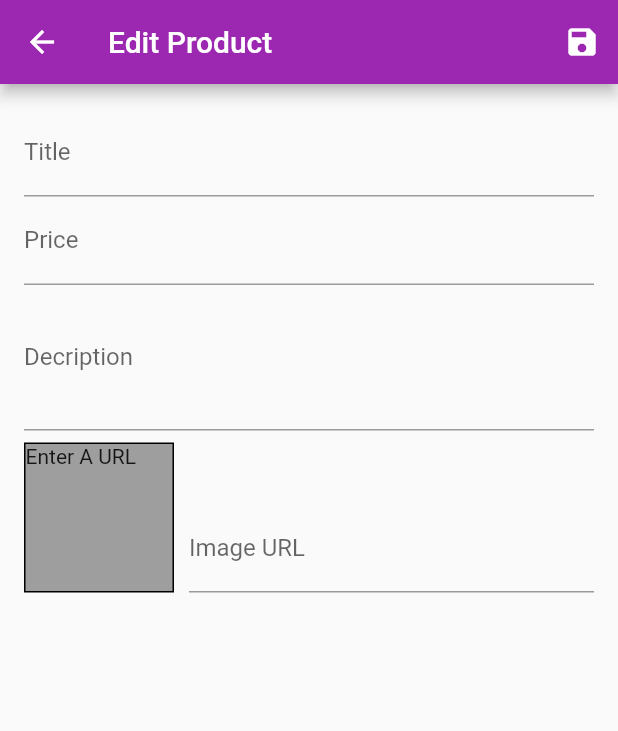
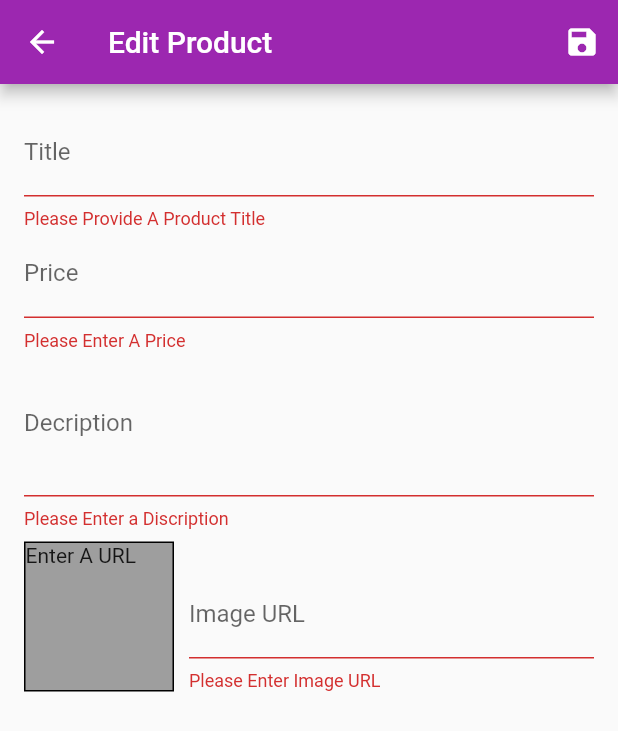
Before and after one commit to leperrine/flutter-ecom-app, a Flutter app: the EditProductScreen screen opened by its route, after a tap on the "save" icon, on a phone screen of 412 x 824 dp. Shown: the top 731 px of the screen. Run offline on Flutter 3.47's test engine with Material 2 defaults, Android fonts, the phone set to English and light mode, and no system bars; network calls fail.

Commit message:
added error catching and firebase connection

```diff
--- a/lib/providers/products.dart
+++ b/lib/providers/products.dart
@@ -1,4 +1,6 @@
+import 'dart:convert';
 import 'package:flutter/foundation.dart';
+import 'package:http/http.dart' as http;
 import './product.dart';
 
 class Products with ChangeNotifier {
@@ -36,12 +38,8 @@ class Products with ChangeNotifier {
           'https://upload.wikimedia.org/wikipedia/commons/thumb/1/14/Cast-Iron-Pan.jpg/1024px-Cast-Iron-Pan.jpg',
     ),
   ];
-  //var _showFavoritesOnly = false;
 
   List<Product> get items {
-    // if (_showFavoritesOnly) {
-    //   return _items.where((prodItem) => prodItem.isFavorite).toList();
-    // }
     return [..._items];
   }
 
@@ -53,18 +51,46 @@ class Products with ChangeNotifier {
     return _items.firstWhere((prod) => prod.id == id);
   }
 
-  // void showFavoritesOnly() {
-  //   _showFavoritesOnly = true;
-  //   notifyListeners();
-  // }
+  Future<void> addProduct(Product product) async {
+    const url = 'https://flutter-ecom-app-lyman.firebaseio.com/products.json';
+    try {
+      final response = await http.post(
+        url,
+        body: json.encode({
+          'title': product.title,
+          'description': product.description,
+          'imageUrl': product.imageUrl,
+          'price': product.price,
+          'isFavorite': product.isFavorite,
+        }),
+      );
+      final newProduct = Product(
+        title: product.title,
+        price: product.price,
+        description: product.description,
+        imageUrl: product.imageUrl,
+        id: json.decode(response.body)['name'],
+      );
+      _items.add(newProduct);
+      notifyListeners();
+    } catch (error) {
+      print(error);
+      throw error;
+    }
+  }
 
-  // void showAll() {
-  //   _showFavoritesOnly = false;
-  //   notifyListeners();
-  // }
+  void updateProduct(String id, Product newProduct) {
+    final prodIndex = _items.indexWhere((prod) => prod.id == id);
+    if (prodIndex >= 0) {
+      _items[prodIndex] = newProduct;
+      notifyListeners();
+    } else {
+      print('....');
+    }
+  }
 
-  void addProduct() {
-    // _items.add(value);
+  void deleteProduct(String id) {
+    _items.removeWhere((prod) => prod.id == id);
     notifyListeners();
   }
 }
--- a/lib/screens/edit_product_screen.dart
+++ b/lib/screens/edit_product_screen.dart
@@ -1,4 +1,7 @@
 import 'package:flutter/material.dart';
+import 'package:provider/provider.dart';
+
+import '../providers/products.dart';
 import '../providers/product.dart';
 
 class EditProductScreen extends StatefulWidget {
@@ -20,11 +23,41 @@ class _EditProductScreenState extends State<EditProductScreen> {
     description: '',
     imageUrl: '',
   );
+  var _initValues = {
+    'title': '',
+    'description': '',
+    'price': '',
+    'imageUrl': '',
+  };
+
+  var _isInit = true;
+  var _isLoading = false;
 
   @override
   void initState() {
     _imageUrlFocusNode.addListener(_updateImageUrl);
+
     super.initState();
+  }
+
+  @override
+  void didChangeDependencies() {
+    if (_isInit) {
+      final productId = ModalRoute.of(context).settings.arguments as String;
+      if (productId != null) {
+        _editedProduct =
+            Provider.of<Products>(context, listen: false).findById(productId);
+        _initValues = {
+          'title': _editedProduct.title,
+          'description': _editedProduct.description,
+          'price': _editedProduct.price.toString(),
+          'imageUrl': '',
+        };
+        _imageUrlController.text = _editedProduct.imageUrl;
+      }
+    }
+    _isInit = false;
+    super.didChangeDependencies();
   }
 
   @override
@@ -43,8 +76,50 @@ class _EditProductScreenState extends State<EditProductScreen> {
     }
   }
 
-  void _saveForm() {
+  Future<void> _saveForm() async {
+    final isValid = _form.currentState.validate();
+    if (!isValid) {
+      return;
+    }
     _form.currentState.save();
+    setState(() {
+      _isLoading = true;
+    });
+
+    if (_editedProduct.id != null) {
+      Provider.of<Products>(context, listen: false)
+          .updateProduct(_editedProduct.id, _editedProduct);
+      setState(() {
+        _isLoading = false;
+      });
+      Navigator.of(context).pop();
+    } else {
+      try {
+        await Provider.of<Products>(context, listen: false)
+            .addProduct(_editedProduct);
+      } catch (error) {
+        await showDialog(
+          context: context,
+          builder: (context) => AlertDialog(
+            title: Text('An Error Occured'),
+            content: Text('Something went wrong.'),
+            actions: <Widget>[
+              FlatButton(
+                child: Text('Okay'),
+                onPressed: () {
+                  Navigator.of(context).pop();
+                },
+              )
+            ],
+          ),
+        );
+      } finally {
+        setState(() {
+          _isLoading = false;
+        });
+        Navigator.of(context).pop();
+      }
+    }
   }
 
   @override
@@ -61,17 +136,28 @@ class _EditProductScreenState extends State<EditProductScreen> {
           ),
         ],
       ),
-      body: Padding(
+      body: _isLoading
+          ? Center(
+              child: CircularProgressIndicator(),
+            )
+          : Padding(
               padding: const EdgeInsets.all(16.0),
               child: Form(
                 key: _form,
                 child: ListView(
                   children: <Widget>[
                     TextFormField(
+                      initialValue: _initValues['title'],
                       decoration: InputDecoration(labelText: 'Title'),
                       textInputAction: TextInputAction.next,
                       onFieldSubmitted: (_) {
                         FocusScope.of(context).requestFocus(_priceFocusNode);
+                      },
+                      validator: (value) {
+                        if (value.isEmpty) {
+                          return 'Please Provide A Product Title';
+                        }
+                        return null;
                       },
                       onSaved: (value) {
                         _editedProduct = Product(
@@ -79,11 +165,13 @@ class _EditProductScreenState extends State<EditProductScreen> {
                           price: _editedProduct.price,
                           description: _editedProduct.description,
                           imageUrl: _editedProduct.imageUrl,
-                    id: null,
+                          id: _editedProduct.id,
+                          isFavorite: _editedProduct.isFavorite,
                         );
                       },
                     ),
                     TextFormField(
+                      initialValue: _initValues['price'],
                       decoration: InputDecoration(labelText: 'Price'),
                       textInputAction: TextInputAction.next,
                       keyboardType: TextInputType.number,
@@ -91,28 +179,52 @@ class _EditProductScreenState extends State<EditProductScreen> {
                       onFieldSubmitted: (_) {
                         FocusScope.of(context).requestFocus(_descFocusNode);
                       },
+                      validator: (value) {
+                        if (value.isEmpty) {
+                          return 'Please Enter A Price ';
+                        }
+                        if (double.tryParse(value) == null) {
+                          return 'Please Enter A Valid Number';
+                        }
+                        if (double.parse(value) <= 0) {
+                          return 'Please Enter Greater Than 0';
+                        }
+                        return null;
+                      },
                       onSaved: (value) {
                         _editedProduct = Product(
                           title: _editedProduct.title,
                           price: double.parse(value),
                           description: _editedProduct.description,
                           imageUrl: _editedProduct.imageUrl,
-                    id: null,
+                          id: _editedProduct.id,
+                          isFavorite: _editedProduct.isFavorite,
                         );
                       },
                     ),
                     TextFormField(
+                      initialValue: _initValues['description'],
                       decoration: InputDecoration(labelText: 'Decription'),
                       maxLines: 3,
                       keyboardType: TextInputType.multiline,
                       focusNode: _descFocusNode,
+                      validator: (value) {
+                        if (value.isEmpty) {
+                          return 'Please Enter a Discription';
+                        }
+                        if (value.length < 10) {
+                          return 'Should Be Atleast 10 Characters Long';
+                        }
+                        return null;
+                      },
                       onSaved: (value) {
                         _editedProduct = Product(
                           title: _editedProduct.title,
                           price: _editedProduct.price,
                           description: value,
                           imageUrl: _editedProduct.imageUrl,
-                    id: null,
+                          id: _editedProduct.id,
+                          isFavorite: _editedProduct.isFavorite,
                         );
                       },
                     ),
@@ -141,6 +253,7 @@ class _EditProductScreenState extends State<EditProductScreen> {
                         ),
                         Expanded(
                           child: TextFormField(
+                            //initialValue: _initValues['imageUrl'],
                             decoration: InputDecoration(labelText: 'Image URL'),
                             keyboardType: TextInputType.url,
                             textInputAction: TextInputAction.done,
@@ -149,13 +262,29 @@ class _EditProductScreenState extends State<EditProductScreen> {
                             onFieldSubmitted: (_) {
                               _saveForm();
                             },
+                            validator: (value) {
+                              if (value.isEmpty) {
+                                return 'Please Enter Image URL';
+                              }
+                              if (!value.startsWith('http') &&
+                                  !value.startsWith('https')) {
+                                return 'Please Enter Valid Image URL';
+                              }
+                              if (!value.endsWith('.png') &&
+                                  !value.endsWith('.jpg') &&
+                                  !value.endsWith('.jpeg')) {
+                                return 'Please Use A .png, .jpg or jpeg';
+                              }
+                              return null;
+                            },
                             onSaved: (value) {
                               _editedProduct = Product(
                                 title: _editedProduct.title,
                                 price: _editedProduct.price,
                                 description: _editedProduct.description,
                                 imageUrl: value,
-                          id: null,
+                                id: _editedProduct.id,
+                                isFavorite: _editedProduct.isFavorite,
                               );
                             },
                           ),
--- a/lib/screens/user_products_screen.dart
+++ b/lib/screens/user_products_screen.dart
@@ -32,6 +32,7 @@ class UserProductsScreen extends StatelessWidget {
           itemBuilder: (_, i) => Column(
             children: <Widget>[
               UserProductItem(
+                productsData.items[i].id,
                 productsData.items[i].title,
                 productsData.items[i].imageUrl,
               ),
--- a/pubspec.yaml
+++ b/pubspec.yaml
@@ -21,6 +21,7 @@ dependencies:
     sdk: flutter
   provider: ^3.2.0
   intl: ^0.15.8
+  http: ^0.12.0+4
 
   # The following adds the Cupertino Icons font to your application.
   # Use with the CupertinoIcons class for iOS style icons.
```
Also changed, not shown: lib/widgets/user_product_item.dart (+15 -3 lines), pubspec.lock. Lines whose indentation alone changed are shown as unchanged.
